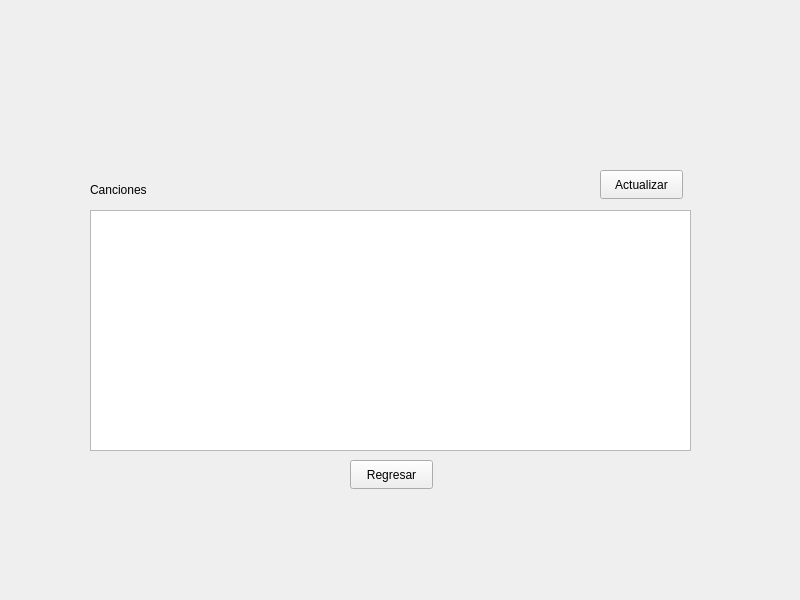
Above: mainwindow.ui from j-tor/Exman-Itunes before the change. Below: the same form after it.
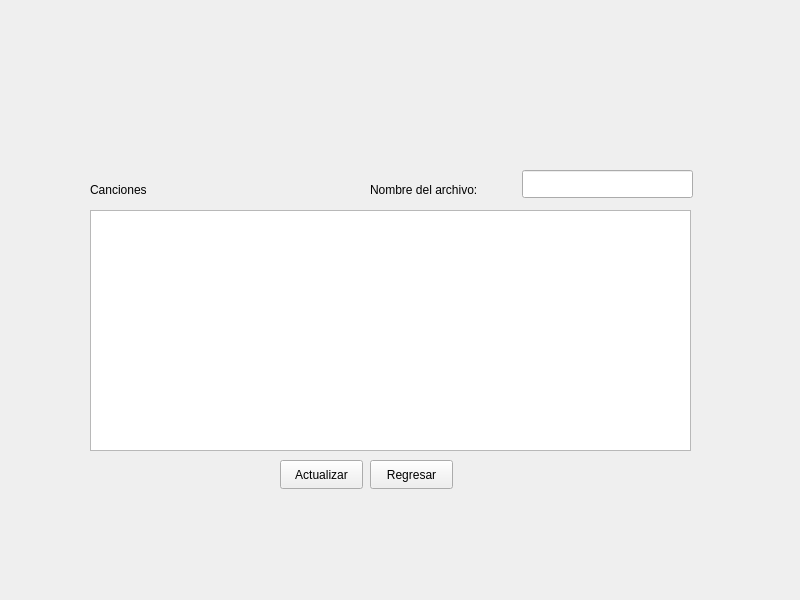
That is the form after the change. The open tabs and pages were chosen to show the change.

```diff
--- a/mainwindow.ui
+++ b/mainwindow.ui
@@ -127,8 +127,8 @@
      <widget class="QPushButton" name="pushButton_2">
       <property name="geometry">
        <rect>
-        <x>590</x>
-        <y>150</y>
+        <x>270</x>
+        <y>440</y>
         <width>83</width>
         <height>29</height>
        </rect>
@@ -140,7 +140,7 @@
      <widget class="QPushButton" name="return_B_2">
       <property name="geometry">
        <rect>
-        <x>340</x>
+        <x>360</x>
         <y>440</y>
         <width>83</width>
         <height>29</height>
@@ -150,6 +150,29 @@
        <string>Regresar</string>
       </property>
      </widget>
+     <widget class="QLabel" name="label_15">
+      <property name="geometry">
+       <rect>
+        <x>360</x>
+        <y>160</y>
+        <width>141</width>
+        <height>20</height>
+       </rect>
+      </property>
+      <property name="text">
+       <string>Nombre del archivo:</string>
+      </property>
+     </widget>
+     <widget class="QLineEdit" name="lineEdit_songs">
+      <property name="geometry">
+       <rect>
+        <x>512</x>
+        <y>150</y>
+        <width>171</width>
+        <height>28</height>
+       </rect>
+      </property>
+     </widget>
     </widget>
     <widget class="QWidget" name="page_4">
      <widget class="QLabel" name="label_8">
```
Left out of the diff: 21 changed lines with no effect on the pictures.
